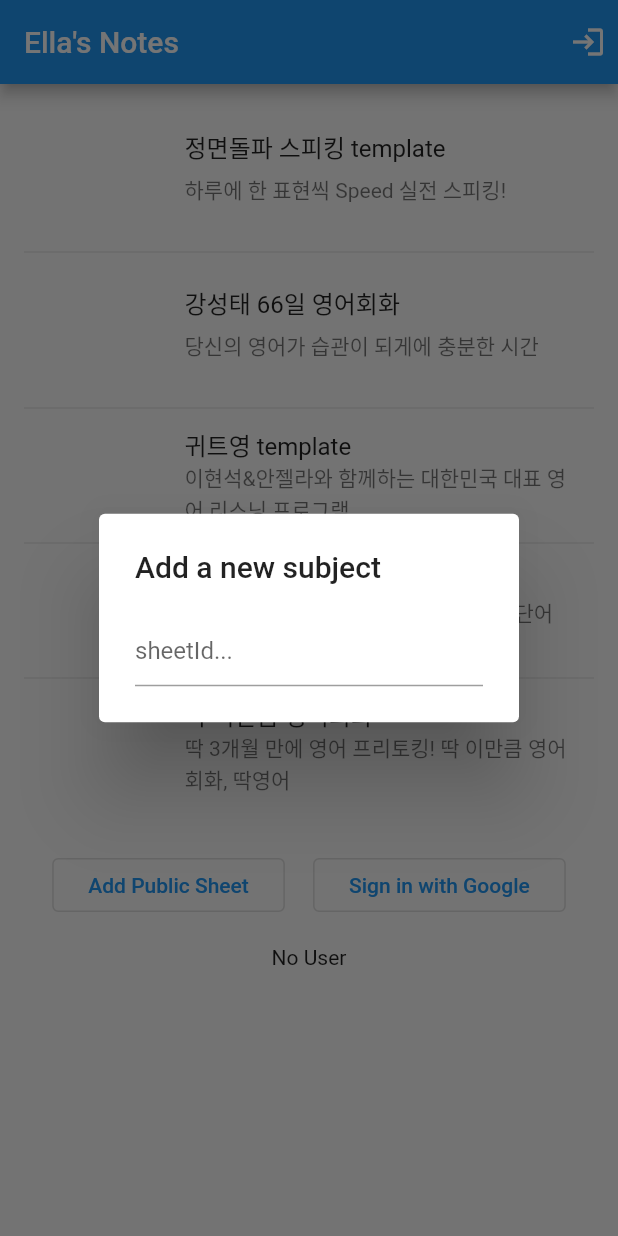
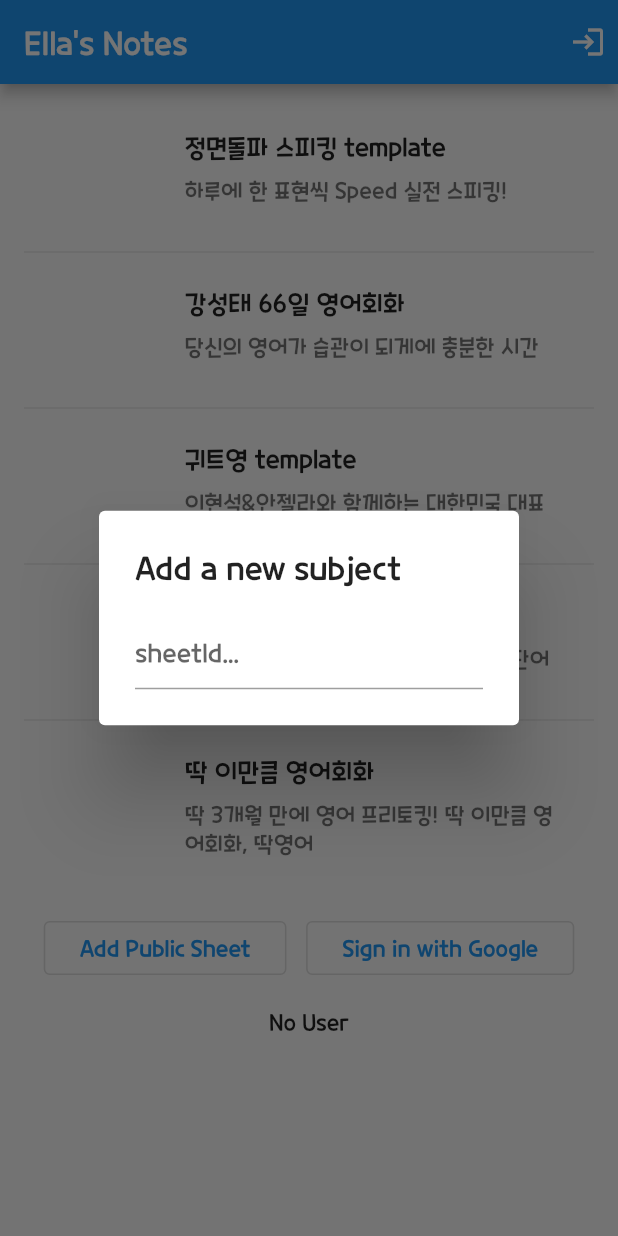
Before and after one commit to mechurak/ellas-notes-flutter, a Flutter app: the screen it shows after launch, after a tap on "Add Public Sheet", on a phone screen of 412 x 824 dp. Run offline on Flutter 3.47's test engine with Material 2 defaults, Android fonts, the phone set to English and light mode, and no system bars; our stand-ins replace chewie, cloud_firestore, dio, file_picker, firebase_auth, firebase_core and 8 more; missing offline and left inert: googleapis; accounts and stored records are empty; network calls fail.

Commit message:
Apply CookieRun font (#10)

```diff
--- a/lib/themes/color_styles.dart
+++ b/lib/themes/color_styles.dart
@@ -1,5 +1,7 @@
 import 'package:flutter/material.dart';
 
 class ColorStyles {
-  static const Color darkGray = Color(0xff494949);
+  static const Color darkGrey = Color(0xff839d83);
+  static const Color lightGrey = Color(0xff8a8a8a);
+  static const Color blueGrey = Colors.blueGrey;
 }
--- a/lib/themes/ellas_notes_theme_data.dart
+++ b/lib/themes/ellas_notes_theme_data.dart
@@ -5,17 +5,14 @@ class EllasNotesThemeData {
 
   static ThemeData themeData() {
     final base = ThemeData.light();
-    return base;
-    // TODO: Add fonts
-    // return base.copyWith(
-    //   textTheme: _buildEllasNotesTextTheme(base.textTheme),
-    // );
+    return base.copyWith(
+      textTheme: _buildEllasNotesTextTheme(base.textTheme),
+    );
   }
 
   static TextTheme _buildEllasNotesTextTheme(TextTheme base) {
-    return base.copyWith(
-      // titleLarge: GoogleFonts.robotoSlab(textStyle: base.titleLarge), // main text
-      // bodyMedium: GoogleFonts.nanumGothic(textStyle: base.bodyMedium), // note
+    return base.apply(
+      fontFamily: "CookieRun",
     );
   }
 }
--- a/lib/widgets/main_text.dart
+++ b/lib/widgets/main_text.dart
@@ -5,6 +5,7 @@ import 'package:flutter/material.dart';
 import 'package:googleapis/sheets/v4.dart';
 
 import '../googlesheet/text_style_codec.dart';
+import '../themes/custom_text_style.dart';
 
 class MainText extends StatefulWidget {
   final String text;
@@ -59,7 +60,7 @@ class _MainTextState extends State<MainText> {
         text: TextSpan(
           text: '',
           children: children,
-          style: Theme.of(context).textTheme.titleLarge,
+          style: CustomTextStyle.mainText(context),
         ),
       );
     }
@@ -126,7 +127,7 @@ class _MainTextState extends State<MainText> {
       text: TextSpan(
         text: '',
         children: children,
-        style: Theme.of(context).textTheme.titleLarge,
+        style: CustomTextStyle.mainText(context),
       ),
     );
   }
--- a/lib/widgets/word_tile.dart
+++ b/lib/widgets/word_tile.dart
@@ -46,12 +46,12 @@ class _WordTileState extends State<WordTile> {
                 if (widget.word.note != null)
                   Padding(
                     padding: const EdgeInsets.symmetric(horizontal: 16.0),
-                    child: Text(widget.word.note!, style: Theme.of(context).textTheme.bodyMedium),
+                    child: Text(widget.word.note!, style: CustomTextStyle.note(context)),
                   ),
                 if (widget.word.memo != null)
                   Padding(
                     padding: const EdgeInsets.symmetric(horizontal: 16.0),
-                    child: Text(widget.word.memo!, style: Theme.of(context).textTheme.bodySmall),
+                    child: Text(widget.word.memo!, style: CustomTextStyle.memo(context)),
                   )
               ],
             ),
--- a/pubspec.yaml
+++ b/pubspec.yaml
@@ -99,6 +99,9 @@ flutter:
   # list giving the asset and other descriptors for the font. For
   # example:
   fonts:
+    - family: CookieRun
+      fonts:
+        - asset: assets/fonts/CookieRun Regular.otf
     - family: ArchitectsDaughter
       fonts:
         - asset: assets/fonts/ArchitectsDaughter-Regular.ttf
```
Also changed, not shown: lib/themes/custom_text_style.dart (+17 -6 lines), assets/fonts/CookieRun Regular.otf (added).
